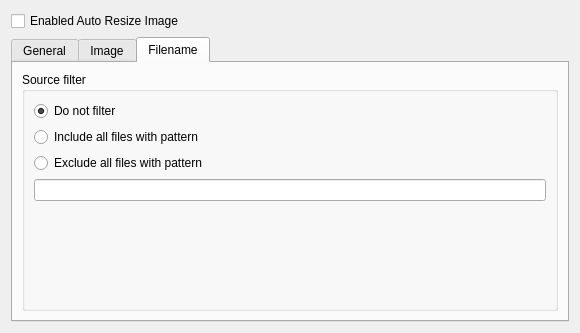
Before: the Qt Designer form messagecomposer/autoimageresizing/autoresizeimagewidget.ui in KDE/kdepim, drawn with Qt 5.
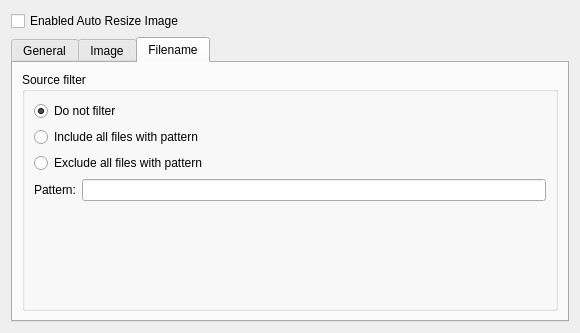
After: the same form once the commit is applied. Custom widgets are drawn as their Qt base class.

Patch:
```diff
--- a/messagecomposer/autoimageresizing/autoresizeimagewidget.ui
+++ b/messagecomposer/autoimageresizing/autoresizeimagewidget.ui
@@ -294,7 +294,18 @@
            </widget>
           </item>
           <item>
-           <widget class="KLineEdit" name="pattern"/>
+           <layout class="QHBoxLayout" name="horizontalLayout_3">
+            <item>
+             <widget class="QLabel" name="patternLabel">
+              <property name="text">
+               <string>Pattern:</string>
+              </property>
+             </widget>
+            </item>
+            <item>
+             <widget class="KLineEdit" name="pattern"/>
+            </item>
+           </layout>
           </item>
           <item>
            <spacer name="verticalSpacer_3">
```
